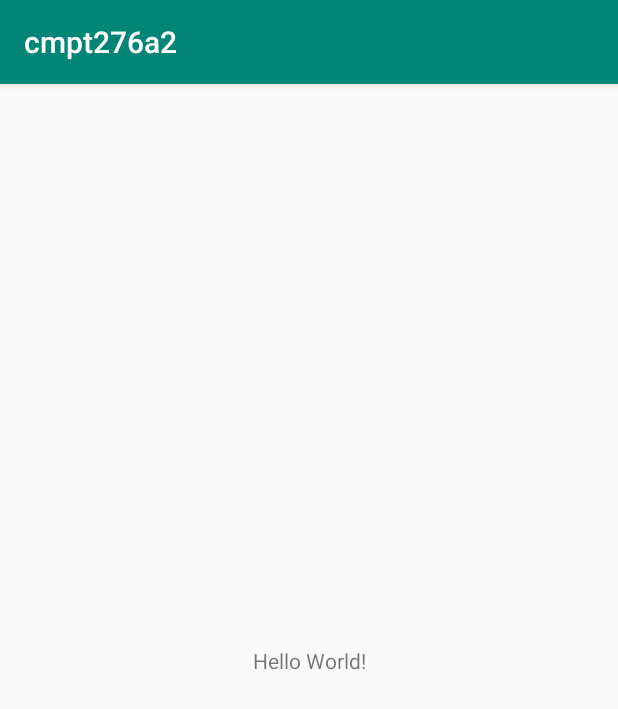
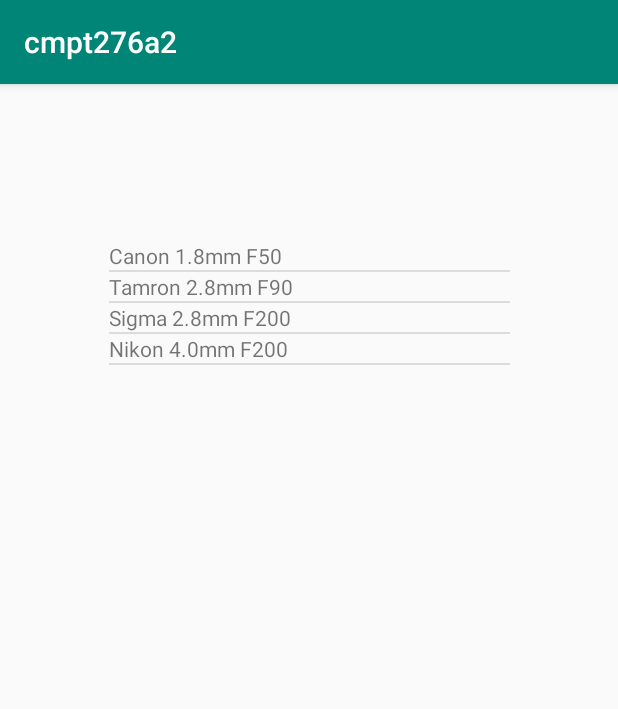
Before and after one commit to daniellenix/DepthOfFieldCalculator, an Android app: the screen it shows after launch (MainActivity), on a phone screen of 412 x 824 dp. Shown: the top 709 px of the screen. Run offline under Robolectric (Android 15) with nearby library versions, the light colour scheme and no system bars.

Commit message:
Lens list initiated.

```diff
--- a/app/src/main/java/com/example/cmpt276a2/MainActivity.java
+++ b/app/src/main/java/com/example/cmpt276a2/MainActivity.java
@@ -1,14 +1,69 @@
 package com.example.cmpt276a2;
 
+import androidx.annotation.NonNull;
+import androidx.annotation.Nullable;
 import androidx.appcompat.app.AppCompatActivity;
 
 import android.os.Bundle;
+import android.view.View;
+import android.view.ViewGroup;
+import android.widget.AdapterView;
+import android.widget.ArrayAdapter;
+import android.widget.ImageView;
+import android.widget.ListView;
+import android.widget.TextView;
+import android.widget.Toast;
+
+import com.example.cmpt276a2.model.Lens;
+import com.example.cmpt276a2.model.LensManager;
+
+import java.util.ArrayList;
+import java.util.List;
+
 
 public class MainActivity extends AppCompatActivity {
+
+    private LensManager manager = LensManager.getInstance();
 
     @Override
     protected void onCreate(Bundle savedInstanceState) {
         super.onCreate(savedInstanceState);
         setContentView(R.layout.activity_main);
+
+        populateLensList();
+        populateListView();
+//        registerClickCallback();
     }
+
+    private void populateLensList() {
+        // Create list of items
+        manager.add(new Lens("Canon", 1.8, 50));
+        manager.add(new Lens("Tamron", 2.8, 90));
+        manager.add(new Lens("Sigma", 2.8, 200));
+        manager.add(new Lens("Nikon", 4, 200));
+    }
+
+    private void populateListView() {
+        // Build adapter
+        ArrayAdapter<Lens> adapter = new ArrayAdapter<>(this, R.layout.lens_list, manager.getLenses());
+
+        // Configure the list view
+        ListView list = findViewById(R.id.listViewMain);
+        list.setAdapter(adapter);
+    }
+
+
+//    private void registerClickCallback() {
+//        ListView list = findViewById(R.id.listViewMain);
+//        list.setOnItemClickListener(new AdapterView.OnItemClickListener() {
+//            @Override
+//            public void onItemClick(AdapterView<?> parent, View view, int position, long id) {
+//                TextView textView = (TextView) view;
+//                String message = "You clicked # " + position +
+//                        ", which is string: " +
+//                        textView.getText().toString();
+//                Toast.makeText(MainActivity.this, message, Toast.LENGTH_LONG).show();
+//            }
+//        });
+
 }
--- /dev/null
+++ b/app/src/main/java/com/example/cmpt276a2/model/Lens.java
@@ -0,0 +1,29 @@
+package com.example.cmpt276a2.model;
+
+/**
+ * A class to hold lens information.
+ */
+public class Lens {
+    private String make;
+    private double maxAperture;
+    private int focalLength;
+
+    public Lens(String make, double maxAperture, int focalLength) {
+        this.make = make;
+        this.maxAperture = maxAperture;
+        this.focalLength = focalLength;
+    }
+
+    public double getMaxAperture() {
+        return maxAperture;
+    }
+
+    public int getFocalLength() {
+        return focalLength;
+    }
+
+    @Override
+    public String toString() {
+        return make + " " + maxAperture + "mm F" + focalLength;
+    }
+}
--- /dev/null
+++ b/app/src/main/java/com/example/cmpt276a2/model/LensManager.java
@@ -0,0 +1,43 @@
+package com.example.cmpt276a2.model;
+
+import java.util.ArrayList;
+import java.util.Iterator;
+import java.util.List;
+
+/**
+ * A class to manage lenses.
+ */
+
+public class LensManager implements Iterable<Lens> {
+
+    /*
+        Singleton Support
+     */
+    private static LensManager instance;
+
+    public static LensManager getInstance() {
+        if(instance == null) {
+            instance = new LensManager();
+        }
+        return instance;
+    }
+
+    private LensManager() {
+        // Private to prevent anyone else from instantiating
+    }
+
+    ArrayList<Lens> lenses = new ArrayList<>();
+
+    public List<Lens> getLenses() {
+        return lenses;
+    }
+
+    public void add(Lens lens) {
+        lenses.add(lens);
+    }
+
+    @Override
+    public Iterator<Lens> iterator() {
+        return lenses.iterator();
+    }
+}
--- a/app/src/main/res/layout/activity_main.xml
+++ b/app/src/main/res/layout/activity_main.xml
@@ -6,13 +6,18 @@
     android:layout_height="match_parent"
     tools:context=".MainActivity">
 
-    <TextView
-        android:layout_width="wrap_content"
-        android:layout_height="wrap_content"
-        android:text="Hello World!"
+    <ListView
+        android:id="@+id/listViewMain"
+        android:layout_width="267dp"
+        android:layout_height="454dp"
+        android:layout_marginStart="8dp"
+        android:layout_marginTop="8dp"
+        android:layout_marginEnd="8dp"
+        android:layout_marginBottom="8dp"
         app:layout_constraintBottom_toBottomOf="parent"
-        app:layout_constraintLeft_toLeftOf="parent"
-        app:layout_constraintRight_toRightOf="parent"
-        app:layout_constraintTop_toTopOf="parent" />
+        app:layout_constraintEnd_toEndOf="parent"
+        app:layout_constraintStart_toStartOf="parent"
+        app:layout_constraintTop_toTopOf="parent"
+        app:layout_constraintVertical_bias="0.324"></ListView>
 
 </androidx.constraintlayout.widget.ConstraintLayout>
--- /dev/null
+++ b/app/src/main/res/layout/lens_list.xml
@@ -0,0 +1,6 @@
+<?xml version="1.0" encoding="utf-8"?>
+<TextView xmlns:android="http://schemas.android.com/apk/res/android"
+    android:layout_width="match_parent"
+    android:layout_height="match_parent">
+
+</TextView>
```
Also changed, not shown: app/src/main/java/com/example/cmpt276a2/model/DepthCalculator.java (added, +61 -0 lines).
